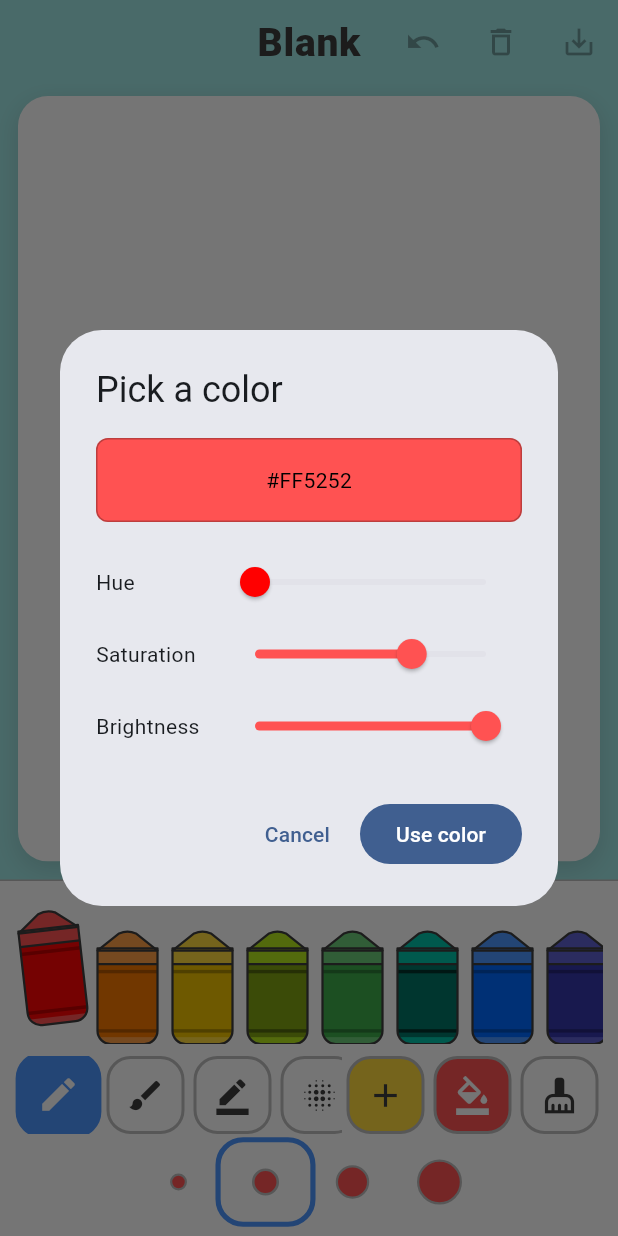
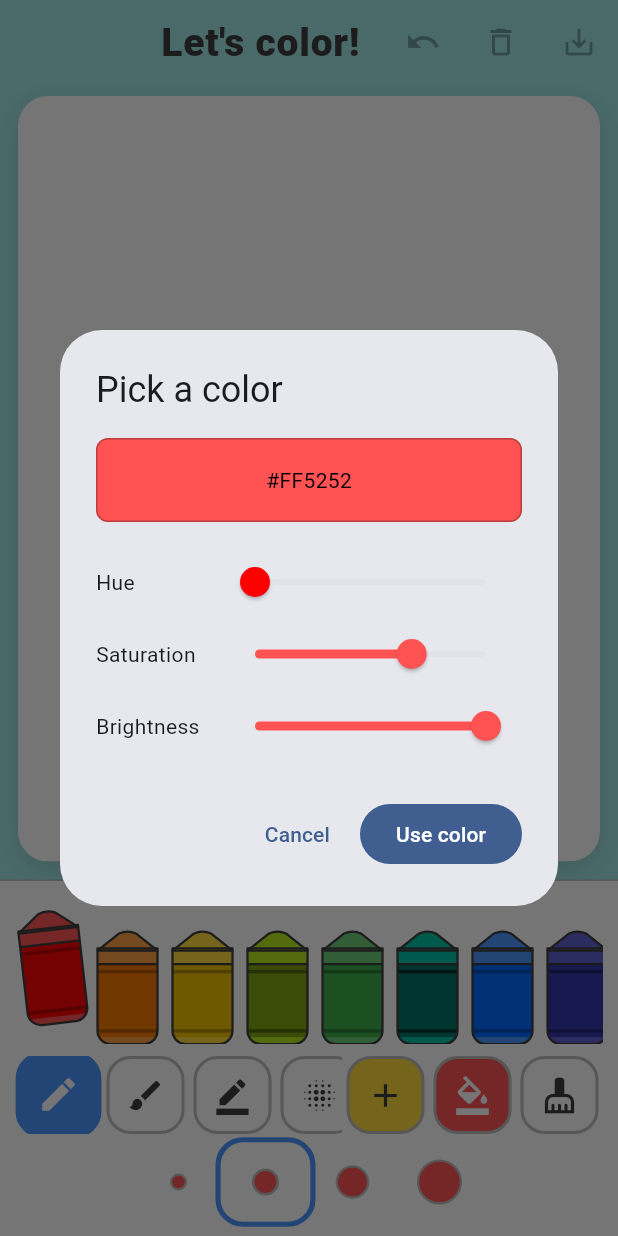
Before and after one commit to chiragpatel2595/flutter-coloring-app, a Flutter app: the screen it shows after launch, after a tap on the "add" icon, on a phone screen of 412 x 824 dp. Run offline on Flutter 3.47's test engine with Material 3 defaults, Android fonts, the phone set to English and light mode, and no system bars; missing offline and left inert: dart:html.

Commit message:
Greet with "Let's color!" in the app bar instead of the template name

```diff
--- a/lib/coloring_page.dart
+++ b/lib/coloring_page.dart
@@ -15,6 +15,14 @@ import 'kid_palette.dart';
 import 'models.dart';
 import 'save_image.dart';
 import 'templates.dart';
+
+/// What the app bar says.
+///
+/// Deliberately *not* the template's name. With one picture that read "Blank" —
+/// a developer's word for "no template", meaningless to a child and unreadable
+/// to a pre-reader anyway. An invitation works better than a label. The
+/// template name still drives the saved file name (`coloring_blank.png`).
+const kAppTitle = "Let's color!";
 
 class ColoringPage extends StatefulWidget {
   const ColoringPage({super.key});
@@ -343,7 +351,7 @@ class _ColoringPageState extends State<ColoringPage>
         autofocus: true,
         child: Scaffold(
           appBar: AppBar(
-            title: Text(kActiveTemplate.name),
+            title: const Text(kAppTitle),
             actions: [
               IconButton(
                 tooltip: 'Undo (Ctrl+Z)',
```
Also changed, not shown: 2 other files.
